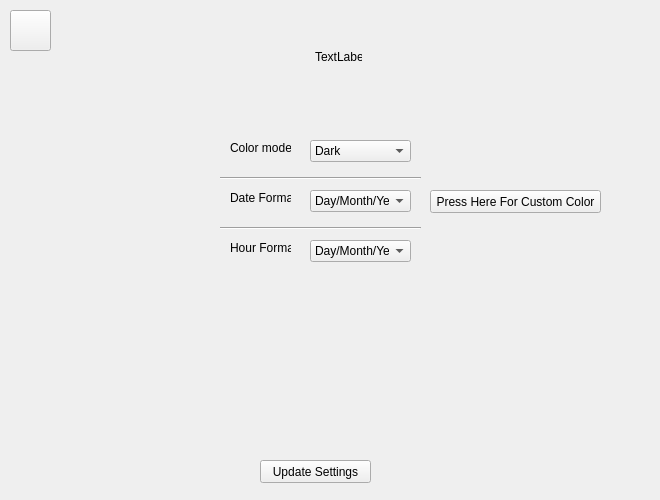
The window that .ui files/Main_UI_Files/Main_Settings.ui (JarneAe/RetroBoy-GUI) describes before a commit, drawn with Qt 5.
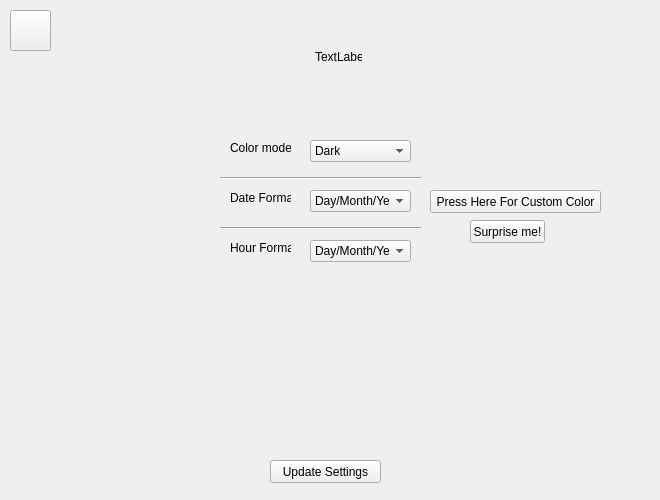
The same window after the commit.

Patch:
```diff
--- a/.ui files/Main_UI_Files/Main_Settings.ui
+++ b/.ui files/Main_UI_Files/Main_Settings.ui
@@ -154,7 +154,7 @@
   <widget class="QPushButton" name="pushButton">
    <property name="geometry">
     <rect>
-     <x>260</x>
+     <x>270</x>
      <y>460</y>
      <width>111</width>
      <height>23</height>
@@ -190,6 +190,19 @@
     <string>Press Here For Custom Color</string>
    </property>
   </widget>
+  <widget class="QPushButton" name="RandomBColor">
+   <property name="geometry">
+    <rect>
+     <x>470</x>
+     <y>220</y>
+     <width>75</width>
+     <height>23</height>
+    </rect>
+   </property>
+   <property name="text">
+    <string>Surprise me!</string>
+   </property>
+  </widget>
  </widget>
  <resources/>
  <connections/>
```
